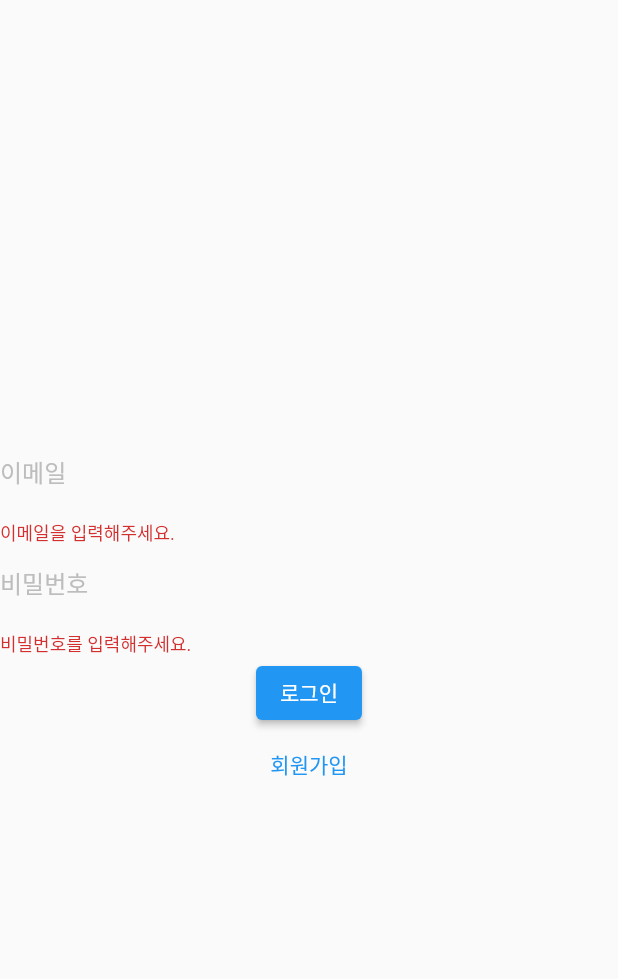
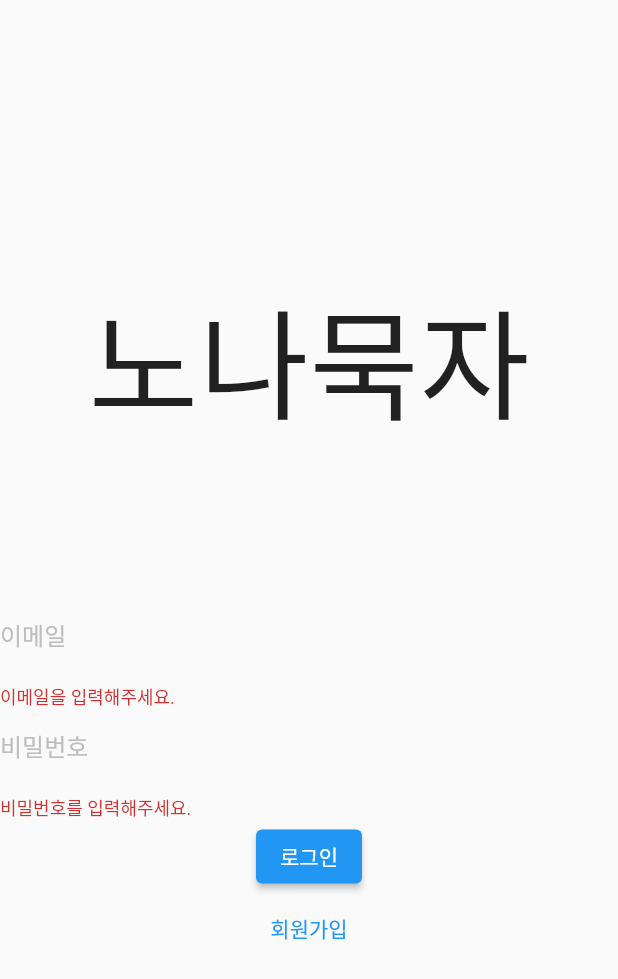
Before and after one commit to L-and/Nonamukja, a Flutter app: the screen it shows after launch, after a tap on "로그인", on a phone screen of 412 x 824 dp. Shown: the top 979 px of the screen. Run offline on Flutter 3.47's test engine with Material 2 defaults, Android fonts, the phone set to English and light mode, and no system bars; our stand-ins replace image_picker, shared_preferences; network calls fail; Roboto replaces fonts that are missing (OneMobilePOP).

Commit message:
relase: final submission
두잉학기제 최종결과 버젼

```diff
--- a/nonamukja_/lib/main.dart
+++ b/nonamukja_/lib/main.dart
@@ -1,5 +1,6 @@
 import 'package:flutter/material.dart';
 import 'package:nonamukja/screens/screen_post_create.dart';
+import 'package:nonamukja/screens/screen_post_modify.dart';
 import 'package:provider/provider.dart';
 import 'screens/screen_login.dart';
 import 'screens/screen_register.dart';
@@ -8,6 +9,7 @@ import 'screens/screen_index.dart';
 import 'screens/screen_search.dart';
 import 'screens/screen_post.dart';
 import 'screens/screen_post_create.dart';
+
 
 void main() {
   runApp(MyApp());
@@ -19,6 +21,9 @@ class MyApp extends StatelessWidget {
     return Container(
       child: MaterialApp(
       title: '노나묵자',
+      theme: ThemeData(fontFamily: 'OneMobilePOP'),
+      darkTheme: ThemeData.dark(),
+      themeMode: ThemeMode.system,
       routes: {
         '/': (context) => SplashScreen(), // 로그인검사 화면
         '/login': (context) => LoginScreen(), // 로그인 화면
@@ -26,6 +31,7 @@ class MyApp extends StatelessWidget {
         '/index': (context) => IndexScreen(), // 메인 화면
         '/post': (context) => PostScreen(), // 게시글 화면
         '/post_create': (context) => PostCreateScreen(), // 게시글 생성 화면
+        '/post_modify': (context) => PostModifyScreen(), // 게시글 수정 화면
         '/search': (context) => SearchScreen(), // 검색 화면
       },
       initialRoute: '/',
--- a/nonamukja_/lib/screens/screen_index.dart
+++ b/nonamukja_/lib/screens/screen_index.dart
@@ -12,7 +12,7 @@ class _IndexScreenState extends State<IndexScreen> {
   int _currentIndex = 0;
   final List<Widget> _tabs = [
     HomeTab(),
-    ChatTab(),
+    // ChatTab(),
     ProfileTab(),
   ];
 
@@ -60,7 +60,7 @@ class _IndexScreenState extends State<IndexScreen> {
         },
         items: [
           BottomNavigationBarItem(icon: Icon(Icons.home), label: '홈'),
-          BottomNavigationBarItem(icon: Icon(Icons.chat), label: '채팅'),
+          //BottomNavigationBarItem(icon: Icon(Icons.chat), label: '채팅'),
           BottomNavigationBarItem(icon: Icon(Icons.man), label: '내 정보'),
         ],
       ),
--- a/nonamukja_/lib/screens/screen_login.dart
+++ b/nonamukja_/lib/screens/screen_login.dart
@@ -28,6 +28,13 @@ class _LoginScreenState extends State<LoginScreen> {
             child: Column(
               mainAxisAlignment: MainAxisAlignment.center,
               children: [
+                Text('노나묵자',
+                  style: TextStyle(
+                    fontSize: 80,
+                      fontFamily: 'OneMobilePOP'
+                  ),
+                ),
+                SizedBox(height: 100),
                 EmailTextFormField(), // 이메일 입력창
                 PasswordTextFormField(), // 비밀번호 입력창
                 renderSubmitButton(), // 로그인버튼
--- a/nonamukja_/lib/screens/screen_splash.dart
+++ b/nonamukja_/lib/screens/screen_splash.dart
@@ -56,7 +56,20 @@ class _SplashScreenState extends State<SplashScreen> {
     return Scaffold(
       appBar: null,
       body: Center(
-        child: Text('splash Screen'),
+        child: Column(
+          mainAxisAlignment: MainAxisAlignment.center,
+        children: [
+          Text('노나묵자',
+            style: TextStyle(
+              fontSize: 80,
+              fontFamily: 'OneMobilePOP',
+            ),
+          ),
+
+          CircularProgressIndicator(
+          ),
+        ],
+        )
       )
     );
   }
--- a/nonamukja_/lib/singleton_class/auth.dart
+++ b/nonamukja_/lib/singleton_class/auth.dart
@@ -57,13 +57,12 @@ class Auth {
     );
 
 
-    print(prefs.getStringList('TokenList'));
+    print("현재 토큰"+prefs.getStringList('TokenList')![1].toString());
     return response;
   }
 
   Future<http.Response> tokenRefreshRequest() async { // 토큰 재발급 요청
     final prefs = await SharedPreferences.getInstance(); // 로컬데이터 사용을 위한 변수
-
     Uri url = Uri.parse('http://think2022.iptime.org:9900/accounts/token/verify/'); // 토큰 재발급 주소
 
     Map<String, String?> tokenJson = {
--- a/nonamukja_/lib/singleton_class/post.dart
+++ b/nonamukja_/lib/singleton_class/post.dart
@@ -67,7 +67,7 @@ class Post {
     var stream = http.ByteStream(photo.openRead());
     var length = await photo.length();
 
-    var multipartFile = await http.MultipartFile.fromPath('Image', photo.path);
+    var multipartFile = await http.MultipartFile.fromPath('photo', photo.path);
     request.files.add(multipartFile);
 
     var streamResponse = await request.send();
@@ -105,7 +105,7 @@ class Post {
       var stream = http.ByteStream(photo.openRead());
       var length = await photo.length();
 
-      var multipartFile = await http.MultipartFile.fromPath('Image', photo.path);
+      var multipartFile = await http.MultipartFile.fromPath('photo', photo.path);
       request.files.add(multipartFile);
     }
 
```
Also changed, not shown: nonamukja_/lib/screens/screen_post.dart (+37 -18 lines), nonamukja_/lib/tabs/tab_home.dart (+57 -31 lines), nonamukja_/pubspec.yaml (+6 -15 lines), nonamukja_/assets/font/ONE-Mobile-POP-OTF.otf (added), nonamukja_/lib/images/14642_17623_3733.jpg (added), nonamukja_/lib/images/download.png (added), nonamukja_/lib/images/image_readtop_2019_13263_15468494553595989.png (added), 7 other files.
